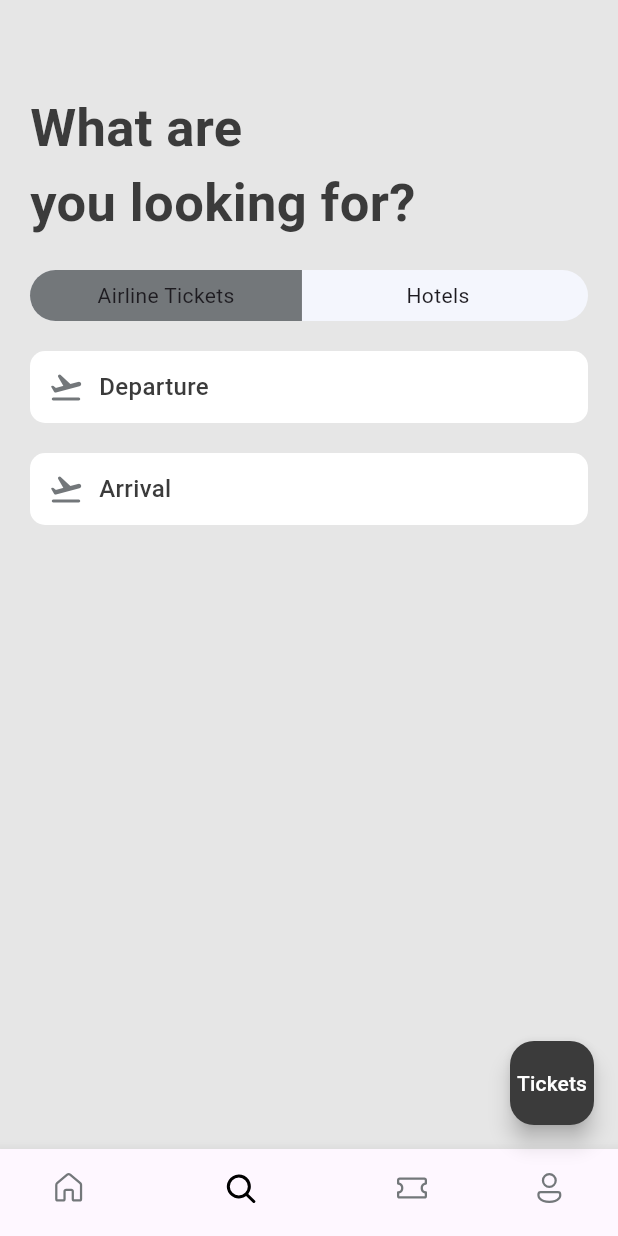
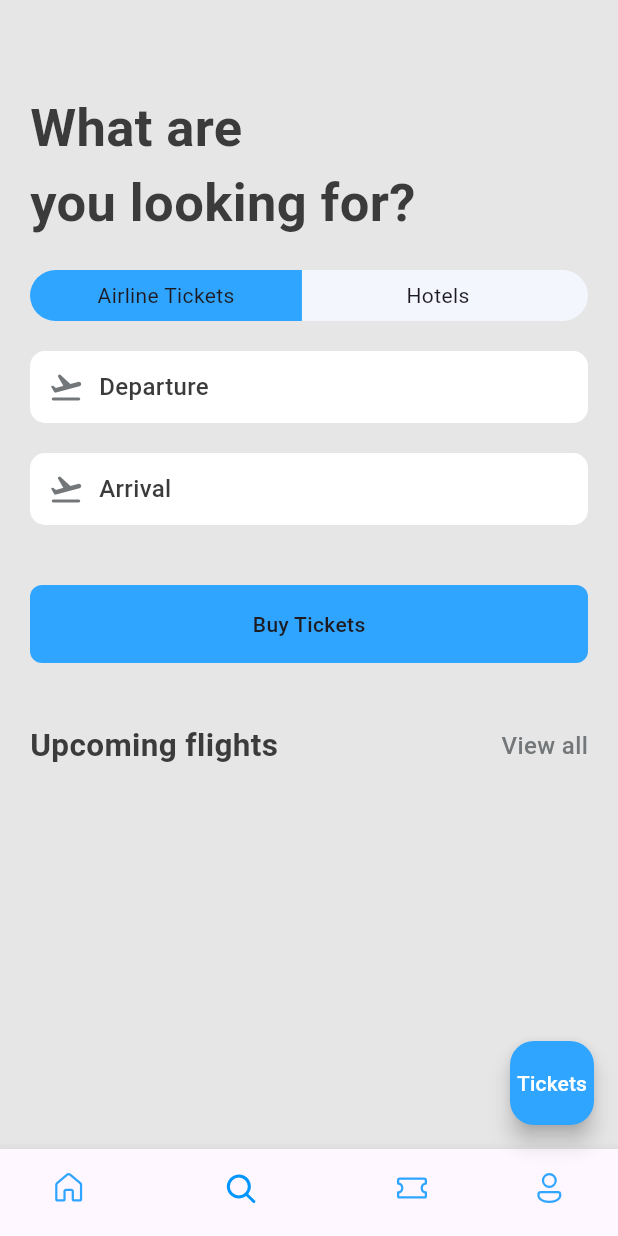
Before and after one commit to koreyakorede/ticketapp, a Flutter app: the screen it shows after launch, item 2 of the bottom bar chosen, after a tap on "Tickets", on a phone screen of 412 x 824 dp. Run offline on Flutter 3.47's test engine with Material 3 defaults, Android fonts, the phone set to English and light mode, and no system bars; our stand-ins replace fluentui_icons.

Commit message:
new app theme

```diff
--- a/lib/base/bottom_nav_bar.dart
+++ b/lib/base/bottom_nav_bar.dart
@@ -34,8 +34,8 @@ class _BottomNavBarState extends State<BottomNavBar> {
       bottomNavigationBar: BottomNavigationBar(
         currentIndex: _selectedIndex,
         onTap: _onItemTapped,
-        selectedItemColor: Color(0xFF000000),
-        unselectedItemColor: const Color(0xFF73777A),
+        selectedItemColor: Color(0xFF0195FF),
+        unselectedItemColor: const Color(0xFF30A5FF),
         showSelectedLabels: false,
         items: const [
           BottomNavigationBarItem(
@@ -58,7 +58,7 @@ class _BottomNavBarState extends State<BottomNavBar> {
       ),
       floatingActionButton: FloatingActionButton(
         onPressed: () {},
-        backgroundColor: Color(0xFF3b3b3b),
+        backgroundColor: Color(0xFF30A5FF),
         child: Text('Tickets', style: TextStyle(color: Colors.white)),
       ),
     );
--- a/lib/base/res/styles/app_styles.dart
+++ b/lib/base/res/styles/app_styles.dart
@@ -5,12 +5,13 @@ Color primary = const Color(0xFF73777A);
 class AppStyles {
   static Color primaryColor = primary;
   static Color textColor = const Color(0xFF3b3b3b);
-  static Color ticketBlue = const Color(0xFF000000);
-  static Color ticketDeepOrange = const Color(0xFF3b3b3b);
+  static Color ticketBlue = const Color(0xFF0195FF);
+  static Color ticketDeepOrange = const Color(0xFF30A5FF);
   static Color kakiColor = const Color(0xFF4A4848);
   static Color ticketTabColor = const Color(0xFFF4F6FD);
-  static Color hotelView = const Color(0xFFB1B3B5);
+  static Color hotelView = const Color(0xFFFFFFFF);
   static Color planeColor = const Color(0xFF73777A);
+  static Color buyTickets = const Color(0xFF30A5FF);
   static TextStyle textstyle =
       TextStyle(fontSize: 16, color: textColor, fontWeight: FontWeight.w500);
   static TextStyle headLineStyle1 = TextStyle(
--- a/lib/base/utils/all_json.dart
+++ b/lib/base/utils/all_json.dart
@@ -2,7 +2,7 @@ List<Map<String, dynamic>> ticketList = [
   {
     'from': {'code': "LAG", 'name': "Lagos"},
     'to': {'code': "LDN", 'name': "London"},
-    'flying_time': '1H 30M',
+    'flying_time': '8H 30M',
     'date': "1 MAY",
     'departure_time': "08:00 AM",
     "number": 23
--- a/lib/base/widgets/text_style_third.dart
+++ b/lib/base/widgets/text_style_third.dart
@@ -3,11 +3,14 @@ import 'package:flutter_application_1/base/res/styles/app_styles.dart';
 
 class TextStyleThird extends StatelessWidget {
   final String text;
-  const TextStyleThird({super.key, required this.text});
+  const TextStyleThird({
+    super.key,
+    required this.text,
+  });
 
   @override
   Widget build(BuildContext context) {
     return Text(text,
-        style: AppStyles.headLineStyle3.copyWith(color: Colors.white));
+        style: AppStyles.headLineStyle4.copyWith(color: Colors.white));
   }
 }
--- a/lib/screens/home/home_screen.dart
+++ b/lib/screens/home/home_screen.dart
@@ -47,7 +47,6 @@ class _HomeScreenState extends State<HomeScreen> {
                           height: 50,
                           decoration: BoxDecoration(
                             borderRadius: BorderRadius.circular(10),
-                            color: Colors.green,
                             image: DecorationImage(
                                 image: AssetImage('assets/logo.png')),
                           ),
@@ -60,13 +59,13 @@ class _HomeScreenState extends State<HomeScreen> {
                           EdgeInsets.symmetric(horizontal: 12, vertical: 12),
                       decoration: BoxDecoration(
                         borderRadius: BorderRadius.circular(10),
-                        color: const Color(0xFFB1B3B5),
+                        color: const Color(0xFFFFFFFF),
                       ),
                       child: const Row(
                         //mainAxisAlignment: MainAxisAlignment.spaceBetween,
                         children: [
                           Icon(FluentSystemIcons.ic_fluent_search_regular,
-                              color: Color(0xFFE8EBED)),
+                              color: Color(0xFF73777A)),
                           Text(
                             'Search',
                             style: TextStyle(color: Color(0xFF4A4848)),
@@ -95,7 +94,8 @@ class _HomeScreenState extends State<HomeScreen> {
                           children: hotelList
                               .map((singleHotel) => Hotel(hotel: singleHotel))
                               .toList(),
-                        ))
+                        )),
+                    SizedBox(height: 20),
                   ])),
         ],
       ),
--- a/lib/screens/home/widgets/hotel.dart
+++ b/lib/screens/home/widgets/hotel.dart
@@ -44,8 +44,8 @@ class Hotel extends StatelessWidget {
           Padding(
               padding: const EdgeInsets.only(left: 15),
               child: Text(hotel['destination'],
-                  style:
-                      AppStyles.headLineStyle3.copyWith(color: Colors.white))),
+                  style: AppStyles.headLineStyle3
+                      .copyWith(color: Colors.lightBlueAccent))),
           SizedBox(
             height: 5,
           ),
--- a/lib/screens/search/search_screen.dart
+++ b/lib/screens/search/search_screen.dart
@@ -1,7 +1,9 @@
 import 'package:flutter/material.dart';
 import 'package:flutter_application_1/base/res/styles/app_styles.dart';
+import 'package:flutter_application_1/base/widgets/app_double_texts.dart';
 import 'package:flutter_application_1/search/widgets/app_text_icon.dart';
 import 'package:flutter_application_1/search/widgets/app_ticket_tabs.dart';
+import 'package:flutter_application_1/search/widgets/buy_tickets.dart';
 
 class SearchScreen extends StatelessWidget {
   const SearchScreen({super.key});
@@ -20,12 +22,18 @@ class SearchScreen extends StatelessWidget {
                 height: 20,
               ),
               const AppTicketTabs(),
-            SizedBox(height: 20),
+              const SizedBox(height: 20),
               const AppTextIcon(
                   icon: Icons.flight_takeoff_rounded, text: 'Departure'),
               SizedBox(height: 20),
-            const AppTextIcon(icon: Icons.flight_land_rounded, text: 'Arrival'),
-          ],
-        ));
+              const AppTextIcon(
+                  icon: Icons.flight_land_rounded, text: 'Arrival'),
+              const SizedBox(height: 40),
+              const BuyTickets(),
+              const SizedBox(height: 40),
+              const AppDoubleText(
+                  bigText: 'Upcoming flights', smallText: 'View all'),
+              const SizedBox(height: 20),
+            ]));
   }
 }
--- a/lib/search/widgets/app_ticket_tabs.dart
+++ b/lib/search/widgets/app_ticket_tabs.dart
@@ -17,7 +17,7 @@ class AppTicketTabs extends StatelessWidget {
               padding: const EdgeInsets.symmetric(vertical: 7),
               width: size.width * .44,
               decoration: const BoxDecoration(
-                color: Color(0xFF73777A),
+                color: Color(0xFF30A5FF),
                 borderRadius:
                     BorderRadius.horizontal(left: Radius.circular(40)),
               ),
--- /dev/null
+++ b/lib/search/widgets/buy_tickets.dart
@@ -0,0 +1,19 @@
+import 'package:flutter/cupertino.dart';
+import 'package:flutter_application_1/base/res/styles/app_styles.dart';
+
+class BuyTickets extends StatelessWidget {
+  const BuyTickets({super.key});
+
+  @override
+  Widget build(BuildContext context) {
+    return Container(
+      padding: EdgeInsets.symmetric(vertical: 16, horizontal: 16),
+      decoration: BoxDecoration(
+        borderRadius: BorderRadius.circular(8),
+        color: AppStyles.buyTickets,
+      ),
+      child:
+          Center(child: Text('Buy Tickets', style: AppStyles.headLineStyle4)),
+    );
+  }
+}
```
Lines whose indentation alone changed are shown as unchanged.
